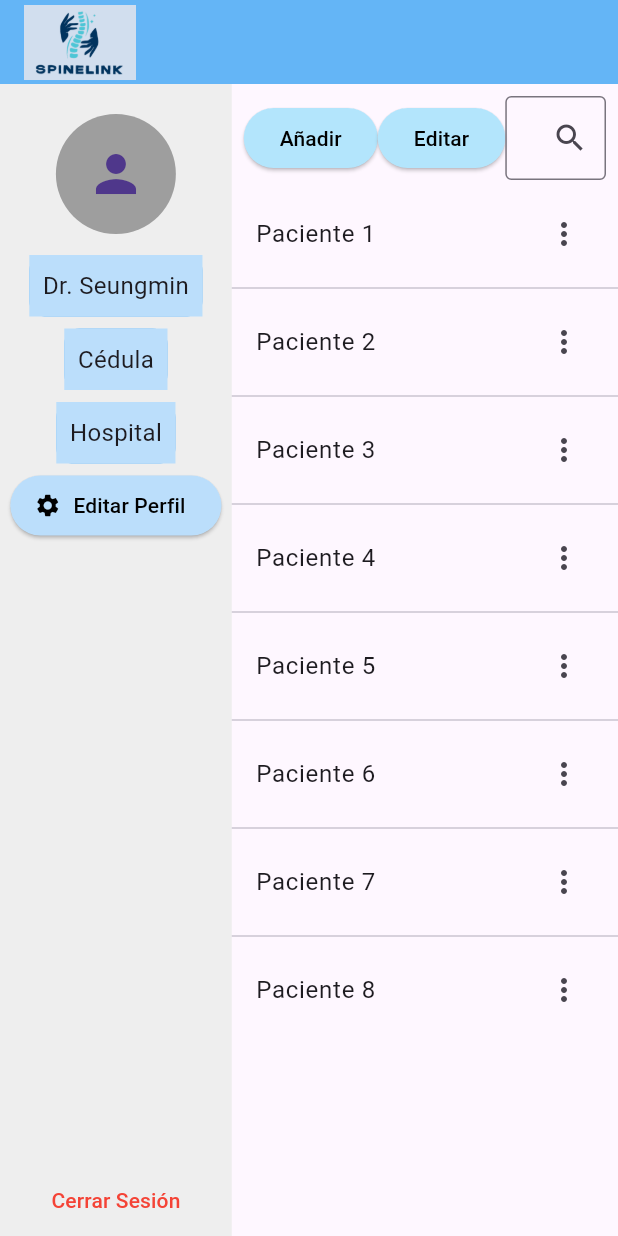
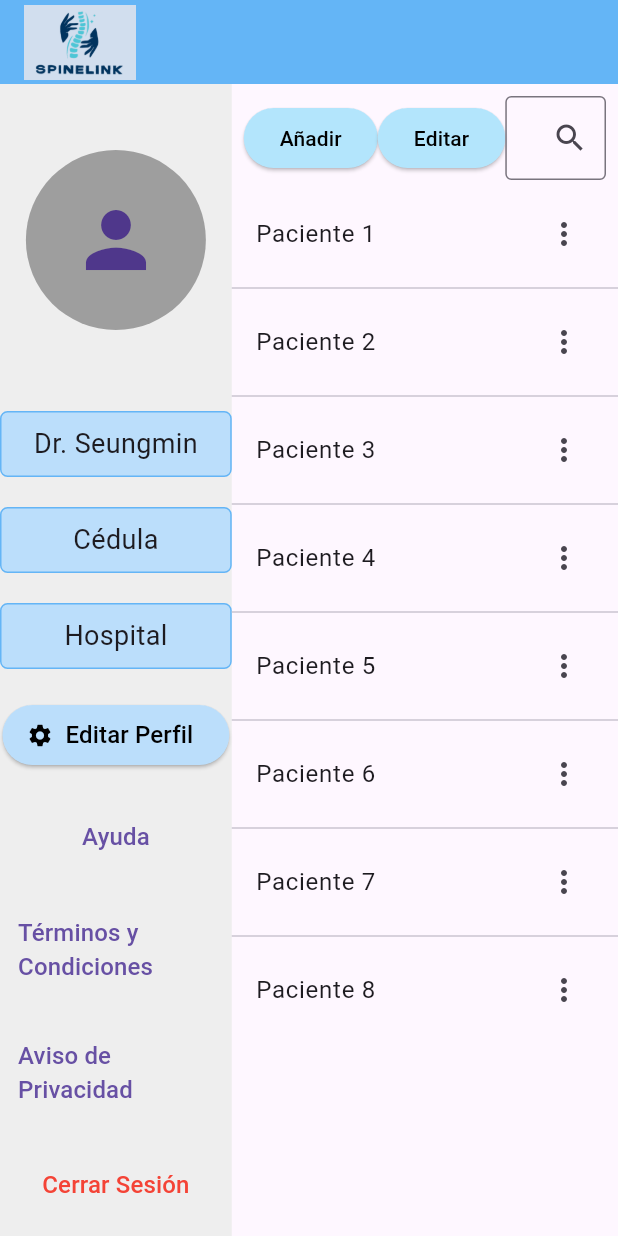
Before and after one commit to ngamboa25/spiinelink, a Flutter app: the screen it shows after launch, on a phone screen of 412 x 824 dp. Run offline on Flutter 3.47's test engine with Material 3 defaults, Android fonts, the phone set to English and light mode, and no system bars.

Commit message:
HOMEPAGE_DONE

```diff
--- a/lib/main.dart
+++ b/lib/main.dart
@@ -1,5 +1,5 @@
 import 'package:flutter/material.dart';
-import 'login_page.dart'; // Ensure you have a login_page.dart in your lib folder with a LoginPage widget
+import 'login_page.dart'; // Ensure this file is set up correctly and exists.
 
 void main() {
   runApp(const MyApp());
@@ -13,79 +13,98 @@ class MyApp extends StatelessWidget {
     return MaterialApp(
       home: Scaffold(
         appBar: AppBar(
-          backgroundColor: Colors.blue[300], // Logo color
-          title: Image.asset('assets/logo.png', height: 50),
+          backgroundColor: Colors.blue[300], // Assumed logo color
+          title: Image.asset('assets/logo.png', height: 50), // Ensure your asset path is correct
         ),
         body: Row(
           children: [
             Expanded(
-              flex: 3, // Slightly reduced flex to better fit web
+              flex: 3,
               child: Container(
                 color: Colors.grey[200],
                 child: Column(
                   children: [
-                    const SizedBox(height: 20),
-                    const CircleAvatar(
-                      radius: 40, // Reduced size for aesthetics
+                    Expanded(
+                      child: Center(
+                        child: CircleAvatar(
+                          radius: 60,
                           backgroundColor: Colors.grey,
-                      child: Icon(Icons.person, size: 40),
-                    ),
-                    const SizedBox(height: 10),
-                    Container(
-                      padding: const EdgeInsets.all(8),
-                      margin: const EdgeInsets.symmetric(vertical: 4),
-                      color: Colors.blue[100],
-                      child: const Text('Dr. Seungmin', style: TextStyle(fontSize: 16)),
-                      decoration: BoxDecoration(
-                        border: Border.all(color: Colors.blue[300]!, width: 1),
-                        borderRadius: BorderRadius.circular(10),
+                          child: Icon(Icons.person, size: 60),
                         ),
                       ),
-                    Container(
-                      padding: const EdgeInsets.all(8),
-                      margin: const EdgeInsets.symmetric(vertical: 4),
-                      color: Colors.blue[100],
-                      child: const Text('Cédula', style: TextStyle(fontSize: 16)),
-                      decoration: BoxDecoration(
-                        border: Border.all(color: Colors.blue[300]!, width: 1),
-                        borderRadius: BorderRadius.circular(10),
                     ),
+                    Padding(
+                      padding: const EdgeInsets.symmetric(vertical: 10.0), // 1 cm vertical separation approx
+                      child: buildInfoBox('Dr. Seungmin', Colors.blue[100]!),
                     ),
-                    Container(
-                      padding: const EdgeInsets.all(8),
-                      margin: const EdgeInsets.symmetric(vertical: 4),
-                      color: Colors.blue[100],
-                      child: const Text('Hospital', style: TextStyle(fontSize: 16)),
-                      decoration: BoxDecoration(
-                        border: Border.all(color: Colors.blue[300]!, width: 1),
-                        borderRadius: BorderRadius.circular(10),
+                    Padding(
+                      padding: const EdgeInsets.symmetric(vertical: 10.0),
+                      child: buildInfoBox('Cédula', Colors.blue[100]!),
                     ),
+                    Padding(
+                      padding: const EdgeInsets.symmetric(vertical: 10.0),
+                      child: buildInfoBox('Hospital', Colors.blue[100]!),
                     ),
-                    ElevatedButton.icon(
+                    Padding(
+                      padding: const EdgeInsets.symmetric(vertical: 10.0),
+                      child: ElevatedButton.icon(
                         onPressed: () {},
                         style: ElevatedButton.styleFrom(
                           backgroundColor: Colors.blue[100],
                           foregroundColor: Colors.black,
                         ),
-                      icon: const Icon(Icons.settings),
-                      label: const Text('Editar Perfil'),
+                        icon: Icon(Icons.settings),
+                        label: Text('Editar Perfil', style: TextStyle(fontSize: 16)),
                       ),
-                    const Spacer(),
-                    TextButton(
-                      onPressed: () {
-                        // Navigating to the LoginPage when "Cerrar Sesión" is clicked
-                        Navigator.push(
+                    ),
+                    buildTextButton('Ayuda'),
+                    buildTextButton('Términos y Condiciones'),
+                    buildTextButton('Aviso de Privacidad'),
+                    Padding(
+                      padding: const EdgeInsets.symmetric(vertical: 10.0),
+                      child: TextButton(
+                        onPressed: () => Navigator.push(
                           context,
                           MaterialPageRoute(builder: (context) => const LoginPage()),
-                        );
-                      },
-                      child: const Text('Cerrar Sesión', style: TextStyle(color: Colors.red)),
+                        ),
+                        child: Text('Cerrar Sesión', style: TextStyle(fontSize: 16, color: Colors.red)),
+                      ),
                     ),
                   ],
                 ),
               ),
             ),
-            Expanded(
+            buildPatientListSection(),
+          ],
+        ),
+      ),
+    );
+  }
+
+  Widget buildInfoBox(String text, Color backgroundColor) {
+    return Container(
+      padding: EdgeInsets.all(8),
+      decoration: BoxDecoration(
+        color: backgroundColor,
+        border: Border.all(color: Colors.blue[300]!, width: 1),
+        borderRadius: BorderRadius.circular(5),
+      ),
+      child: Center(child: Text(text, style: TextStyle(fontSize: 18))),
+    );
+  }
+
+  Widget buildTextButton(String text) {
+    return Padding(
+      padding: const EdgeInsets.symmetric(vertical: 10.0),
+      child: TextButton(
+        onPressed: () {},
+        child: Text(text, style: TextStyle(fontSize: 16)),
+      ),
+    );
+  }
+
+  Widget buildPatientListSection() {
+    return Expanded(
       flex: 5,
       child: Column(
         children: [
@@ -134,10 +153,6 @@ class MyApp extends StatelessWidget {
           ),
         ],
       ),
-            ),
-          ],
-        ),
-      ),
     );
   }
 }
```
Lines whose indentation alone changed are shown as unchanged.
